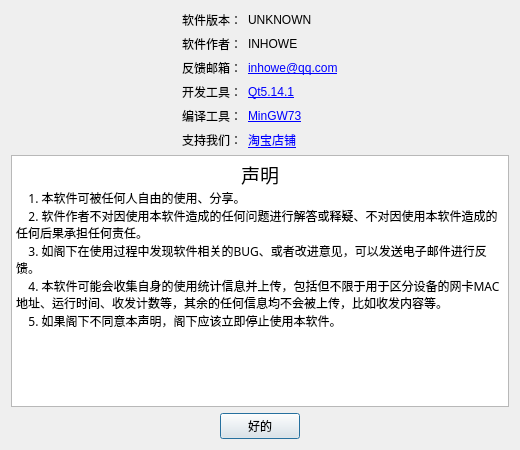
Above: ComAssistant/ui/about_me_dialog.ui from DukeHouse/ComAssistant before the change. Below: the same form after it.
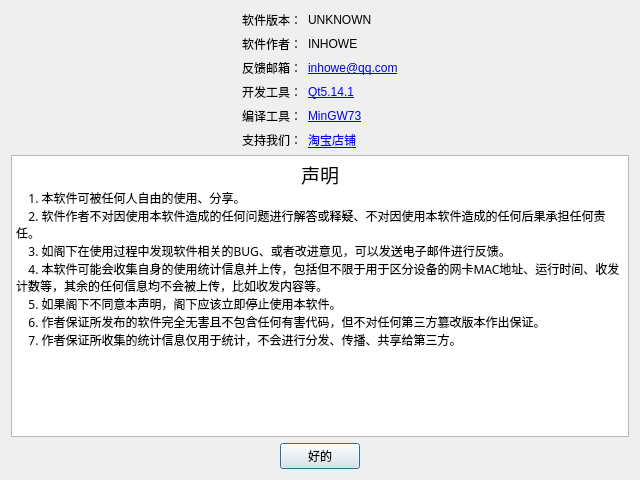
That is the form after the change.

Commit message: [ENH]补充声明信息

Patch:
```diff
--- a/ComAssistant/ui/about_me_dialog.ui
+++ b/ComAssistant/ui/about_me_dialog.ui
@@ -9,8 +9,8 @@
    <rect>
     <x>0</x>
     <y>0</y>
-    <width>520</width>
-    <height>450</height>
+    <width>640</width>
+    <height>480</height>
    </rect>
   </property>
   <property name="windowTitle">
@@ -161,13 +161,15 @@
       <string>&lt;!DOCTYPE HTML PUBLIC &quot;-//W3C//DTD HTML 4.0//EN&quot; &quot;http://www.w3.org/TR/REC-html40/strict.dtd&quot;&gt;
 &lt;html&gt;&lt;head&gt;&lt;meta name=&quot;qrichtext&quot; content=&quot;1&quot; /&gt;&lt;style type=&quot;text/css&quot;&gt;
 p, li { white-space: pre-wrap; }
-&lt;/style&gt;&lt;/head&gt;&lt;body style=&quot; font-family:'Microsoft YaHei'; font-size:9pt; font-weight:400; font-style:normal;&quot;&gt;
+&lt;/style&gt;&lt;/head&gt;&lt;body style=&quot; font-family:'Microsoft YaHei UI Light'; font-size:9pt; font-weight:400; font-style:normal;&quot;&gt;
 &lt;p align=&quot;center&quot; style=&quot; margin-top:0px; margin-bottom:0px; margin-left:0px; margin-right:0px; -qt-block-indent:0; text-indent:0px;&quot;&gt;&lt;span style=&quot; font-family:'Microsoft YaHei'; font-size:14pt;&quot;&gt;声明&lt;/span&gt;&lt;/p&gt;
 &lt;p style=&quot; margin-top:0px; margin-bottom:0px; margin-left:0px; margin-right:0px; -qt-block-indent:0; text-indent:0px;&quot;&gt;&lt;span style=&quot; font-family:'Microsoft YaHei';&quot;&gt;    1. 本软件可被任何人自由的使用、分享。&lt;/span&gt;&lt;/p&gt;
 &lt;p style=&quot; margin-top:0px; margin-bottom:0px; margin-left:0px; margin-right:0px; -qt-block-indent:0; text-indent:0px;&quot;&gt;&lt;span style=&quot; font-family:'Microsoft YaHei';&quot;&gt;    2. 软件作者不对因使用本软件造成的任何问题进行解答或释疑、不对因使用本软件造成的任何后果承担任何责任。&lt;/span&gt;&lt;/p&gt;
 &lt;p style=&quot; margin-top:0px; margin-bottom:0px; margin-left:0px; margin-right:0px; -qt-block-indent:0; text-indent:0px;&quot;&gt;&lt;span style=&quot; font-family:'Microsoft YaHei';&quot;&gt;    3. 如阁下在使用过程中发现软件相关的BUG、或者改进意见，可以发送电子邮件进行反馈。&lt;/span&gt;&lt;/p&gt;
 &lt;p style=&quot; margin-top:0px; margin-bottom:0px; margin-left:0px; margin-right:0px; -qt-block-indent:0; text-indent:0px;&quot;&gt;&lt;span style=&quot; font-family:'Microsoft YaHei';&quot;&gt;    4. 本软件可能会收集自身的使用统计信息并上传，包括但不限于用于区分设备的网卡MAC地址、运行时间、收发计数等，其余的任何信息均不会被上传，比如收发内容等。&lt;/span&gt;&lt;/p&gt;
-&lt;p style=&quot; margin-top:0px; margin-bottom:0px; margin-left:0px; margin-right:0px; -qt-block-indent:0; text-indent:0px;&quot;&gt;&lt;span style=&quot; font-family:'Microsoft YaHei';&quot;&gt;    5. 如果阁下不同意本声明，阁下应该立即停止使用本软件。&lt;/span&gt;&lt;/p&gt;&lt;/body&gt;&lt;/html&gt;</string>
+&lt;p style=&quot; margin-top:0px; margin-bottom:0px; margin-left:0px; margin-right:0px; -qt-block-indent:0; text-indent:0px;&quot;&gt;&lt;span style=&quot; font-family:'Microsoft YaHei';&quot;&gt;    5. 如果阁下不同意本声明，阁下应该立即停止使用本软件。&lt;/span&gt;&lt;/p&gt;
+&lt;p style=&quot; margin-top:0px; margin-bottom:0px; margin-left:0px; margin-right:0px; -qt-block-indent:0; text-indent:0px;&quot;&gt;&lt;span style=&quot; font-family:'Microsoft YaHei';&quot;&gt;    6. 作者保证所发布的软件完全无害且不包含任何有害代码，但不对任何第三方篡改版本作出保证。&lt;/span&gt;&lt;/p&gt;
+&lt;p style=&quot; margin-top:0px; margin-bottom:0px; margin-left:0px; margin-right:0px; -qt-block-indent:0; text-indent:0px;&quot;&gt;&lt;span style=&quot; font-family:'Microsoft YaHei';&quot;&gt;    7. 作者保证所收集的统计信息仅用于统计，不会进行分发、传播、共享给第三方。&lt;/span&gt;&lt;/p&gt;&lt;/body&gt;&lt;/html&gt;</string>
      </property>
     </widget>
    </item>
```
